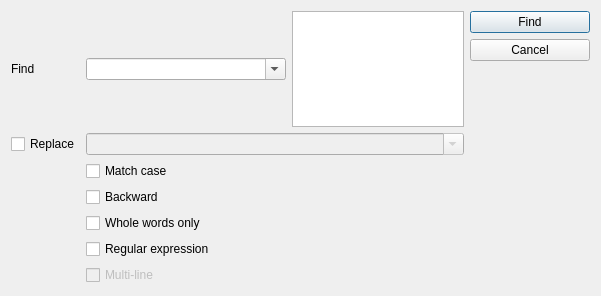
Mezomish/juffed, file src/gui/FindDlg.ui: the form before one commit.
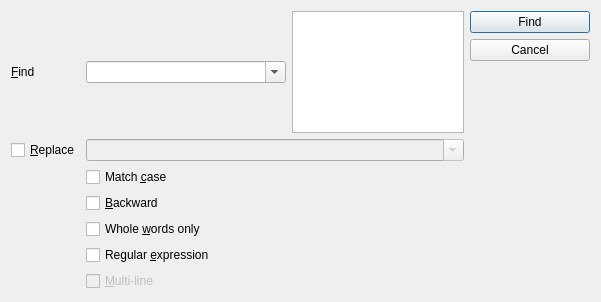
The form after the commit.

Commit message: Added: keyboard accelerators for controls in FindDialog

The edit to the form file:
```diff
--- a/src/gui/FindDlg.ui
+++ b/src/gui/FindDlg.ui
@@ -7,7 +7,7 @@
     <x>0</x>
     <y>0</y>
     <width>601</width>
-    <height>296</height>
+    <height>302</height>
    </rect>
   </property>
   <property name="sizePolicy">
@@ -31,7 +31,10 @@
      <item row="0" column="0">
       <widget class="QLabel" name="label">
        <property name="text">
-        <string>Find</string>
+        <string>&amp;Find</string>
+       </property>
+       <property name="buddy">
+        <cstring>findCmb</cstring>
        </property>
       </widget>
      </item>
@@ -126,7 +129,7 @@
      <item row="1" column="0">
       <widget class="QCheckBox" name="replaceChk">
        <property name="text">
-        <string>Replace</string>
+        <string>&amp;Replace</string>
        </property>
        <property name="checked">
         <bool>false</bool>
@@ -152,28 +155,28 @@
      <item row="2" column="1">
       <widget class="QCheckBox" name="matchCaseChk">
        <property name="text">
-        <string>Match case</string>
+        <string>Match &amp;case</string>
        </property>
       </widget>
      </item>
      <item row="3" column="1">
       <widget class="QCheckBox" name="backwardChk">
        <property name="text">
-        <string>Backward</string>
+        <string>&amp;Backward</string>
        </property>
       </widget>
      </item>
      <item row="4" column="1">
       <widget class="QCheckBox" name="wholeWordsChk">
        <property name="text">
-        <string>Whole words only</string>
+        <string>Whole &amp;words only</string>
        </property>
       </widget>
      </item>
      <item row="5" column="1">
       <widget class="QCheckBox" name="regexpChk">
        <property name="text">
-        <string>Regular expression</string>
+        <string>Regular &amp;expression</string>
        </property>
       </widget>
      </item>
@@ -188,7 +191,7 @@
 &lt;p&gt;If &lt;b&gt;not checked&lt;/b&gt;, the regexp is applied to each line separately and each line has its own symbols '^' and '$' (at the beginning and at the end of the line).&lt;/p&gt;</string>
        </property>
        <property name="text">
-        <string>Multi-line</string>
+        <string>&amp;Multi-line</string>
        </property>
       </widget>
      </item>
```
